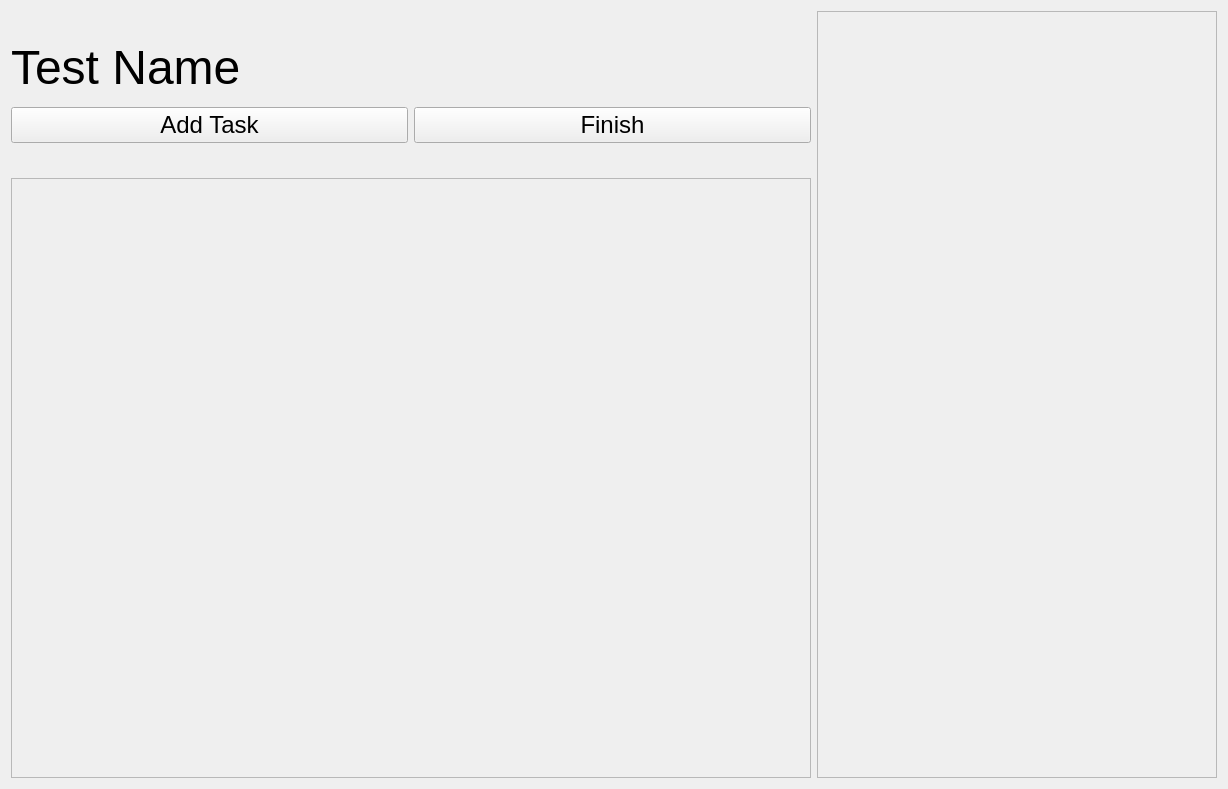
This is src/views/ui/testMaking.ui in adibozzhanov/LeProgram as Qt 5 draws it before an edit. The edited form follows.
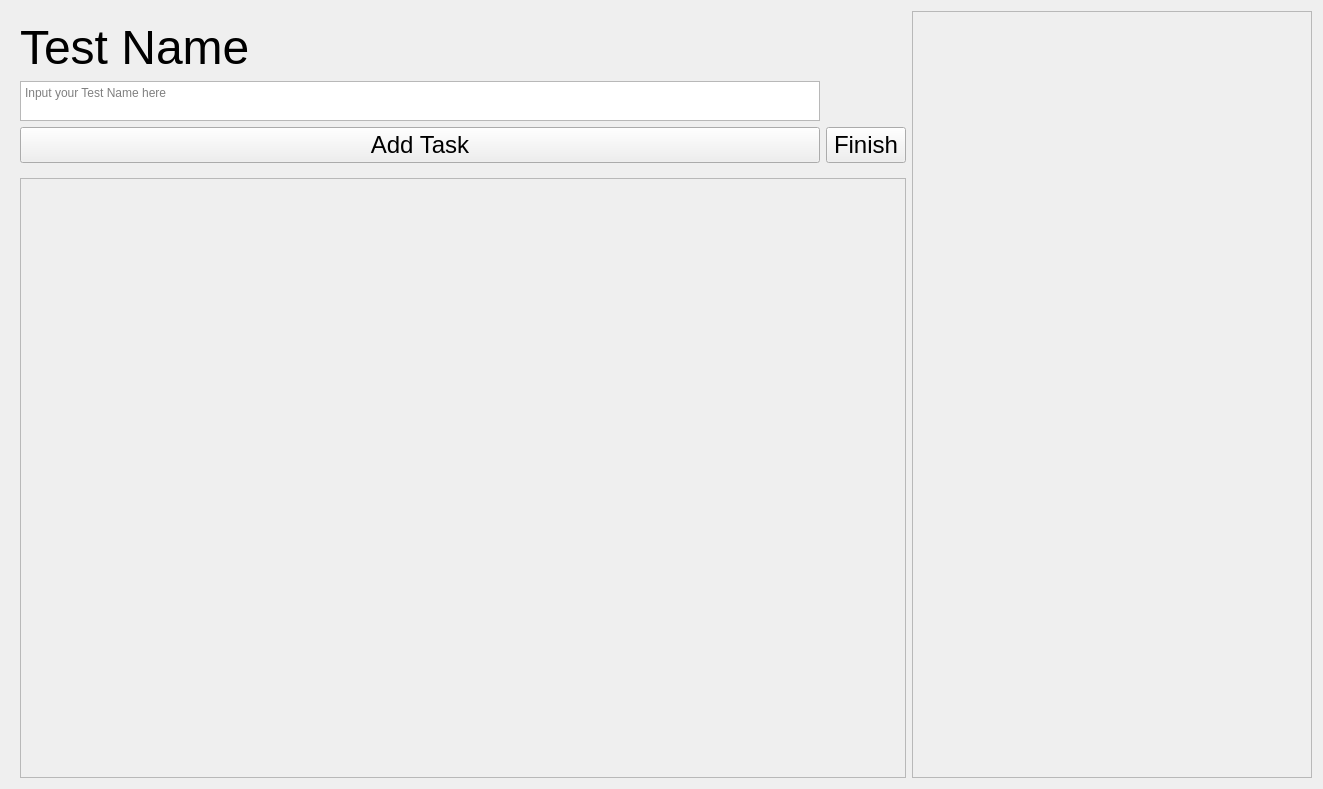
This is the edited form.

What changed in the file:
```diff
--- a/src/views/ui/testMaking.ui
+++ b/src/views/ui/testMaking.ui
@@ -6,7 +6,7 @@
    <rect>
     <x>0</x>
     <y>0</y>
-    <width>1221</width>
+    <width>1323</width>
     <height>789</height>
    </rect>
   </property>
@@ -136,7 +136,7 @@
        <rect>
         <x>0</x>
         <y>0</y>
-        <width>798</width>
+        <width>879</width>
         <height>598</height>
        </rect>
       </property>
@@ -192,6 +192,31 @@
      </property>
     </widget>
    </item>
+   <item row="2" column="1">
+    <widget class="QPlainTextEdit" name="testNameInput">
+     <property name="sizePolicy">
+      <sizepolicy hsizetype="Preferred" vsizetype="Preferred">
+       <horstretch>0</horstretch>
+       <verstretch>0</verstretch>
+      </sizepolicy>
+     </property>
+     <property name="minimumSize">
+      <size>
+       <width>800</width>
+       <height>0</height>
+      </size>
+     </property>
+     <property name="maximumSize">
+      <size>
+       <width>16777215</width>
+       <height>40</height>
+      </size>
+     </property>
+     <property name="placeholderText">
+      <string>Input your Test Name here</string>
+     </property>
+    </widget>
+   </item>
   </layout>
  </widget>
  <resources/>
```
